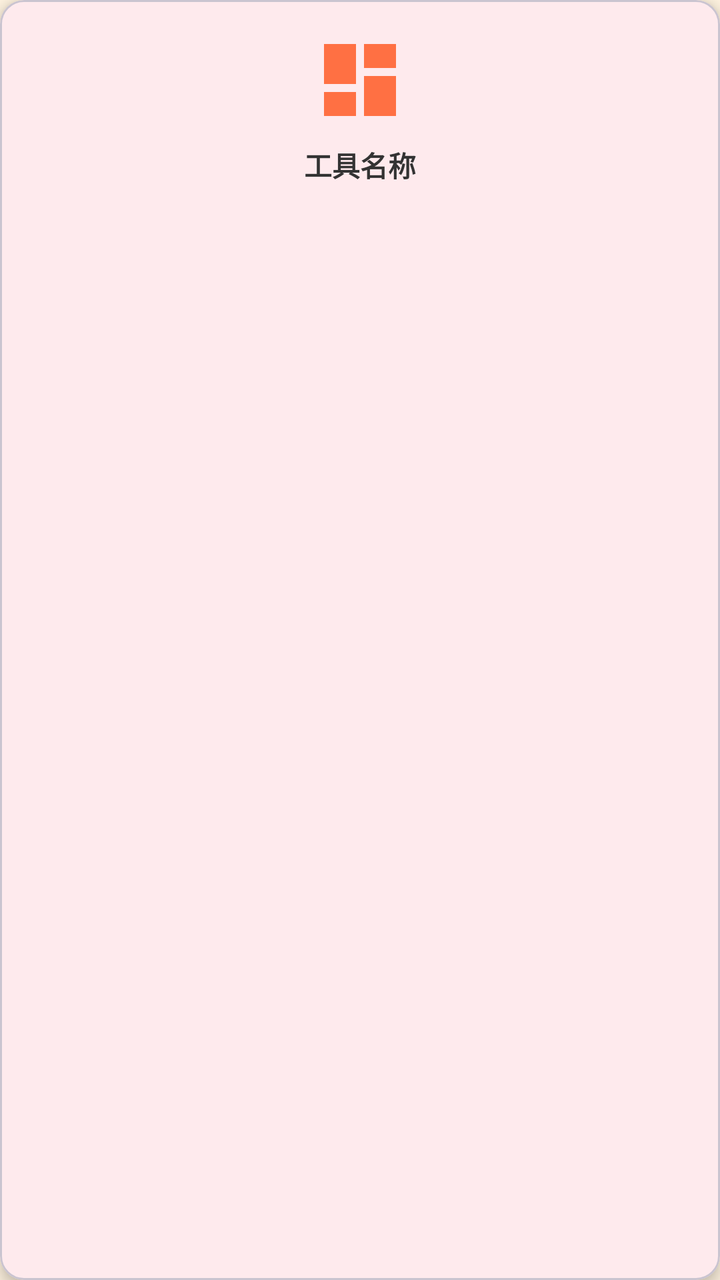
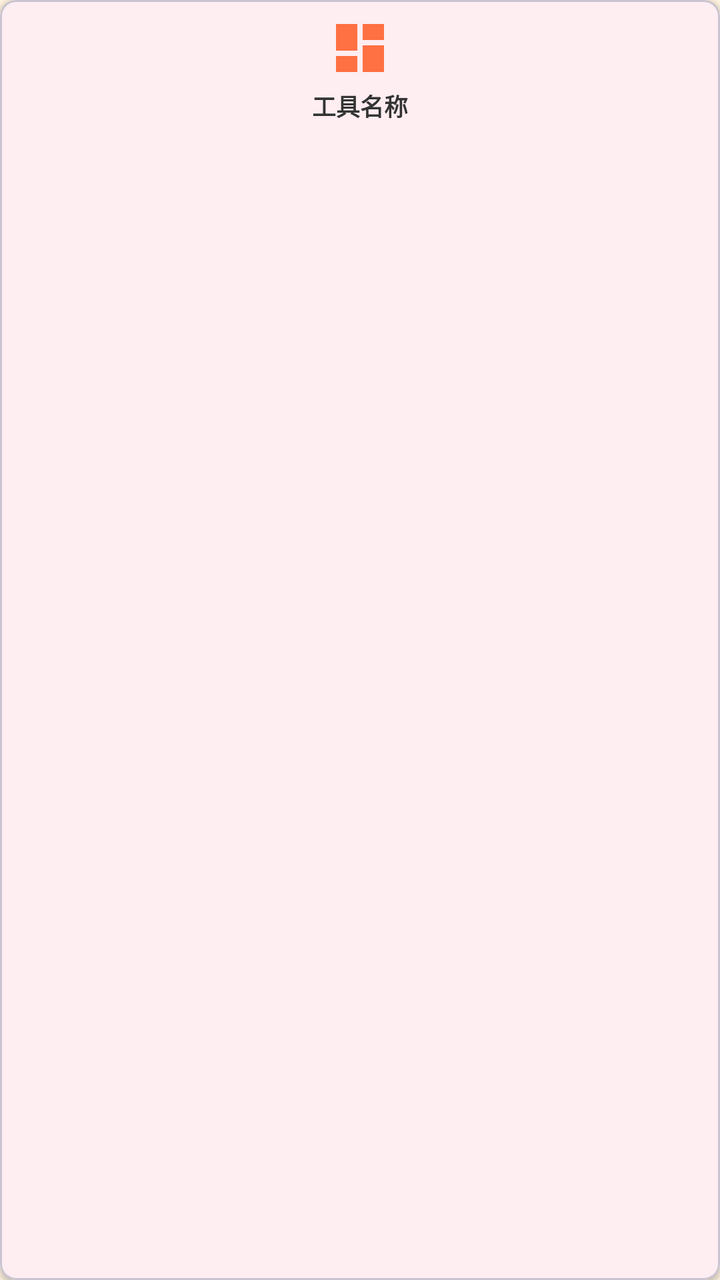

Compare the two renders of this Android layout. The source of the first and the diff that turns it into the second are given below.
<!-- AndroidManifest.xml: application theme Theme.GuessTheNumber -->
<!-- res/layout/item_tool_grid.xml -->
<?xml version="1.0" encoding="utf-8"?>
<com.google.android.material.card.MaterialCardView xmlns:android="http://schemas.android.com/apk/res/android"
    xmlns:app="http://schemas.android.com/apk/res-auto"
    android:layout_width="match_parent"
    android:layout_height="wrap_content"
    android:layout_margin="8dp"
    app:cardCornerRadius="12dp"
    app:cardElevation="4dp"
    app:cardPreventCornerOverlap="true">

    <LinearLayout
        android:layout_width="match_parent"
        android:layout_height="wrap_content"
        android:gravity="center"
        android:orientation="vertical"
        android:padding="16dp">

        <ImageView
            android:id="@+id/iv_tool_icon"
            android:layout_width="48dp"
            android:layout_height="48dp"
            android:layout_marginBottom="8dp"
            android:contentDescription="Tool Icon"
            android:src="@drawable/ic_dashboard"
            app:tint="?attr/colorPrimary" />

        <TextView
            android:id="@+id/tv_tool_name"
            android:layout_width="wrap_content"
            android:layout_height="wrap_content"
            android:text="工具名称"
            android:textColor="#333333"
            android:textSize="14sp"
            android:textStyle="bold" />

    </LinearLayout>

</com.google.android.material.card.MaterialCardView>
<!-- resources referenced by this layout -->
<resources>
  <!-- drawable ic_dashboard (drawable) -->
  <vector xmlns:android="http://schemas.android.com/apk/res/android"
      android:width="24dp"
      android:height="24dp"
      android:viewportWidth="24"
      android:viewportHeight="24"
      android:tint="?attr/colorControlNormal">
      <path
          android:fillColor="@android:color/white"
          android:pathData="M3,13h8L11,3L3,3v10zM3,21h8v-6L3,15v6zM13,21h8L21,11h-8v10zM13,3v6h8L21,3h-8z"/>
  </vector>
  <style name="Theme.GuessTheNumber" parent="Base.Theme.GuessTheNumber" />
  <style name="Base.Theme.GuessTheNumber" parent="Theme.Material3.DayNight.NoActionBar">
          
          <item name="colorPrimary">@color/warm_primary</item>
          <item name="colorPrimaryContainer">@color/warm_accent</item>
          <item name="colorOnPrimary">@color/white</item>
          <item name="android:statusBarColor">@color/warm_bg</item>
          <item name="android:windowLightStatusBar">true</item>
          <item name="android:windowBackground">@color/warm_bg</item>
      </style>
  <color name="warm_primary">#FF7043</color>
  <color name="warm_accent">#FFAB91</color>
  <color name="white">#FFFFFFFF</color>
  <color name="warm_bg">#FFF3E0</color>
</resources>

<!-- the commit's change to res/layout/item_tool_grid.xml (unified diff, before → after) -->
@@ -3,9 +3,9 @@
     xmlns:app="http://schemas.android.com/apk/res-auto"
     android:layout_width="match_parent"
     android:layout_height="wrap_content"
-    android:layout_margin="8dp"
-    app:cardCornerRadius="12dp"
-    app:cardElevation="4dp"
+    android:layout_margin="4dp"
+    app:cardCornerRadius="8dp"
+    app:cardElevation="2dp"
     app:cardPreventCornerOverlap="true">
 
     <LinearLayout
@@ -13,13 +13,13 @@
         android:layout_height="wrap_content"
         android:gravity="center"
         android:orientation="vertical"
-        android:padding="16dp">
+        android:padding="8dp">
 
         <ImageView
             android:id="@+id/iv_tool_icon"
-            android:layout_width="48dp"
-            android:layout_height="48dp"
-            android:layout_marginBottom="8dp"
+            android:layout_width="32dp"
+            android:layout_height="32dp"
+            android:layout_marginBottom="4dp"
             android:contentDescription="Tool Icon"
             android:src="@drawable/ic_dashboard"
             app:tint="?attr/colorPrimary" />
@@ -30,8 +30,11 @@
             android:layout_height="wrap_content"
             android:text="工具名称"
             android:textColor="#333333"
-            android:textSize="14sp"
-            android:textStyle="bold" />
+            android:textSize="12sp"
+            android:textStyle="bold"
+            android:gravity="center"
+            android:maxLines="2"
+            android:ellipsize="end"/>
 
     </LinearLayout>
 
